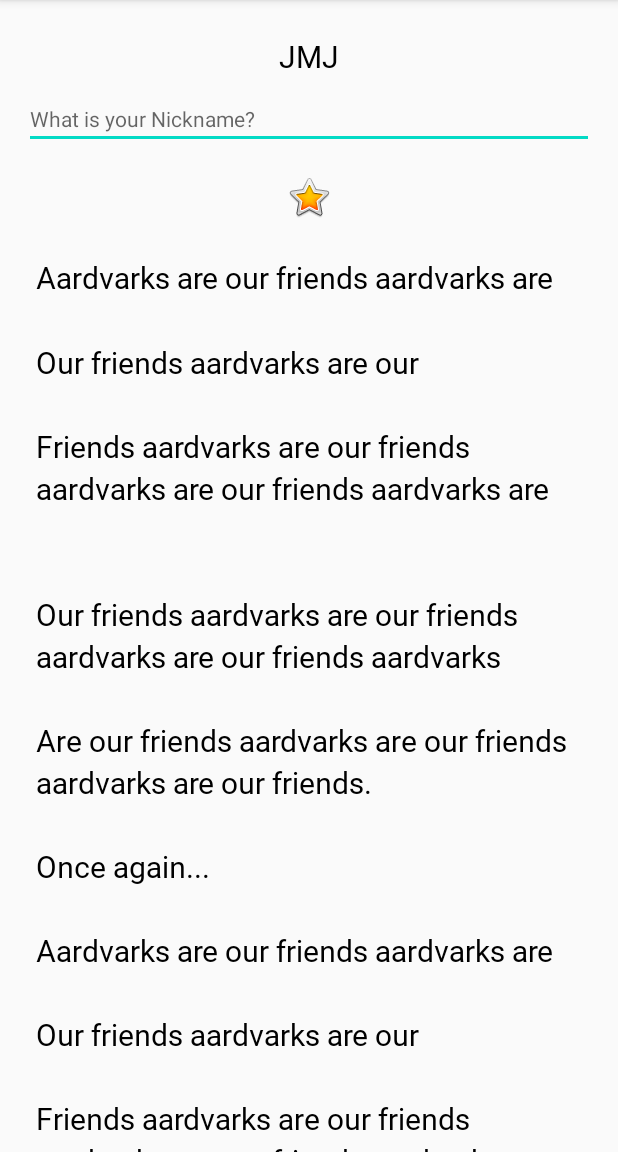
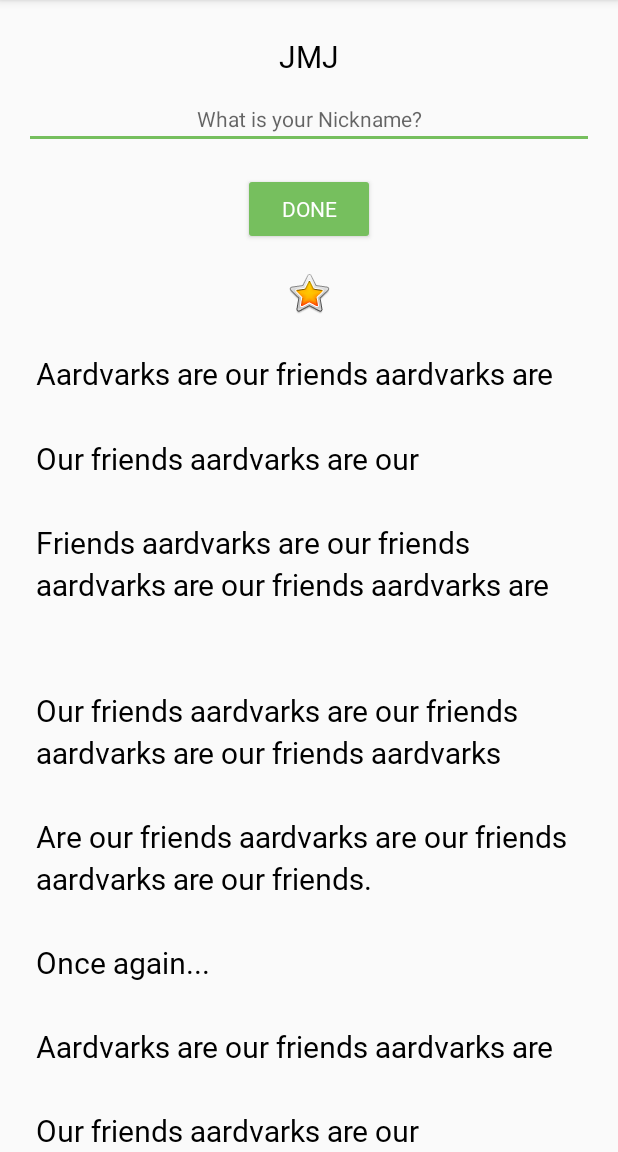
Before and after one commit to josephmjoy/learning, an Android app: the screen it shows after launch (MainActivity), on a phone screen of 412 x 824 dp, the part 84-1236 px from its top. Run offline under Robolectric (Android 15) with nearby library versions, the phone set to English and light mode, and no system bars.

Commit message:
Connected done button to a text view, manage visibility switch logic

```diff
--- a/Android/About/app/src/main/res/layout/activity_main.xml
+++ b/Android/About/app/src/main/res/layout/activity_main.xml
@@ -22,7 +22,27 @@
         android:layout_height="wrap_content"
         android:ems="10"
         android:hint="@string/nickname_hint"
-        android:inputType="textPersonName" />
+        android:inputType="textPersonName"
+        android:textAlignment="center" />
+
+    <Button
+        android:id="@+id/done_button"
+        style="@style/Widget.AppCompat.Button.Colored"
+        android:layout_width="wrap_content"
+        android:layout_height="wrap_content"
+        android:layout_gravity="center_horizontal"
+        android:layout_marginTop="@dimen/layout_margin"
+        android:fontFamily="@font/roboto"
+        android:shadowColor="#FFFFFF"
+        android:text="@string/done" />
+
+    <TextView
+        android:id="@+id/nickname_text"
+        style="@style/NameStyle"
+        android:layout_width="match_parent"
+        android:layout_height="wrap_content"
+        android:textAlignment="center"
+        android:visibility="gone" />
 
     <ImageView
         android:id="@+id/star_image"
@@ -45,4 +65,5 @@
             android:lineSpacingMultiplier="1.2"
             android:text="@string/bio_text" />
     </ScrollView>
+
 </LinearLayout>
--- a/Android/About/app/src/main/res/values/colors.xml
+++ b/Android/About/app/src/main/res/values/colors.xml
@@ -2,5 +2,5 @@
 <resources>
     <color name="colorPrimary">#6200EE</color>
     <color name="colorPrimaryDark">#3700B3</color>
-    <color name="colorAccent">#03DAC5</color>
+    <color name="colorAccent">#76bf5e</color>
 </resources>
--- a/Android/About/app/src/main/res/values/strings.xml
+++ b/Android/About/app/src/main/res/values/strings.xml
@@ -14,4 +14,5 @@
     \n\n\nOur friends aardvarks are our friends aardvarks are our friends aardvarks
     \n\nAre our friends aardvarks are our friends aardvarks are our friends.</string>
     <string name="nickname_hint">What is your Nickname?</string>
+    <string name="done">Done</string>
 </resources>
```
Also changed, not shown: Android/About/app/src/main/java/com/example/android/about/MainActivity.kt (+22 -0 lines).
